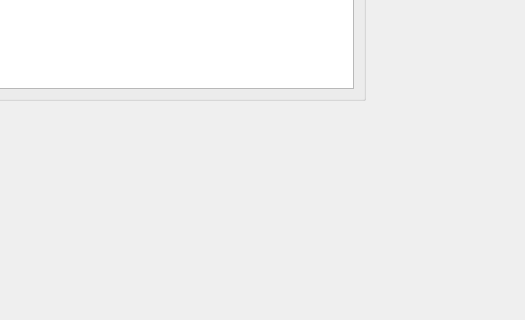
Above: widget_notice.ui from Ruby-Dream/studysoftware before the change; both pictures show x 475 to 1000 and y 330 to 650 of the 1000 by 650 pixel window. Below: the same form after it.
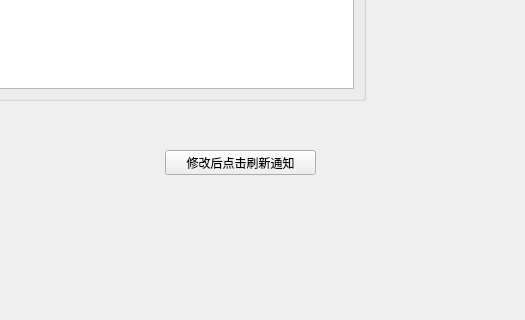
That is the form after the change.

```diff
--- a/widget_notice.ui
+++ b/widget_notice.ui
@@ -85,6 +85,19 @@
     </item>
    </layout>
   </widget>
+  <widget class="QPushButton" name="bt_refresh">
+   <property name="geometry">
+    <rect>
+     <x>640</x>
+     <y>480</y>
+     <width>151</width>
+     <height>25</height>
+    </rect>
+   </property>
+   <property name="text">
+    <string>修改后点击刷新通知</string>
+   </property>
+  </widget>
  </widget>
  <resources/>
  <connections/>
```
